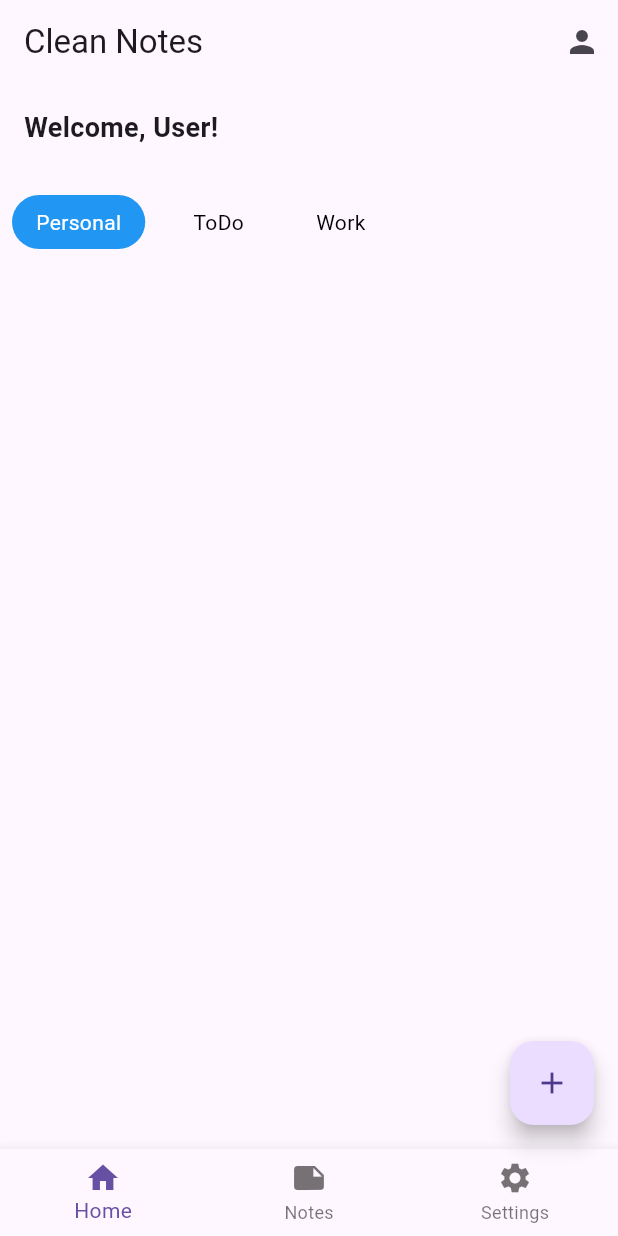
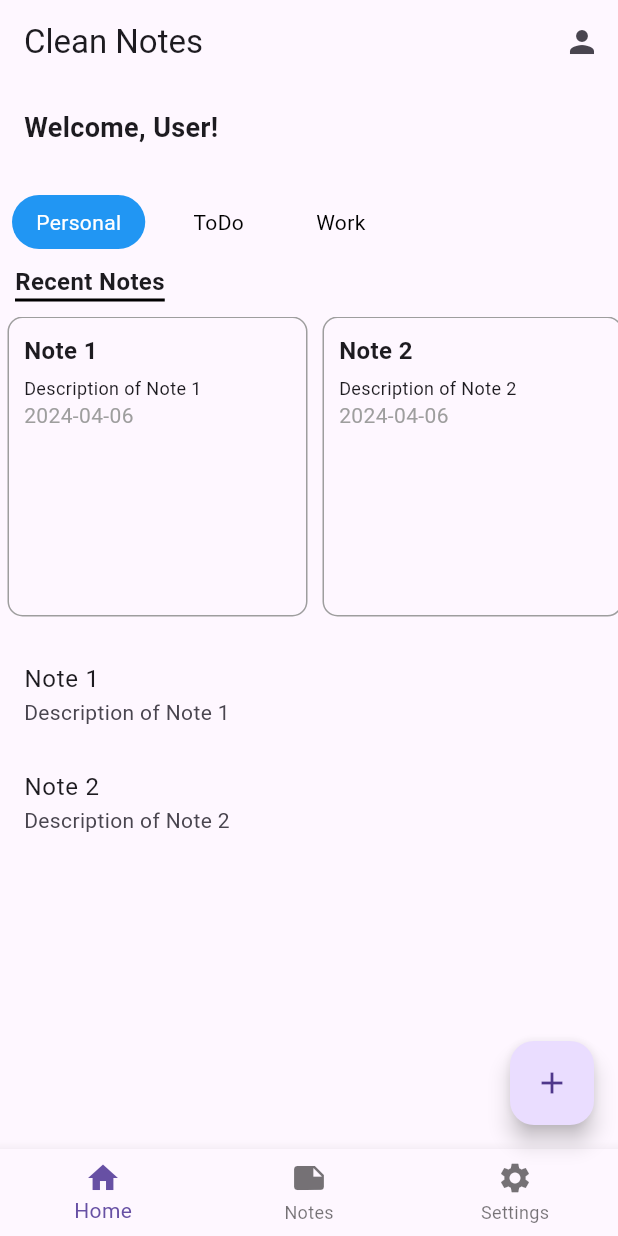
Before and after one commit to psudeep/notes_flutter_app, a Flutter app: the screen it shows after launch, on a phone screen of 412 x 824 dp. Run offline on Flutter 3.47's test engine with Material 3 defaults, Android fonts, the phone set to English and light mode, and no system bars; our stand-ins replace cloud_firestore, moor_flutter, sqflite; accounts and stored records are empty.

Commit message:
adding horizontal list view

```diff
--- a/lib/presentation/screens/home_screen.dart
+++ b/lib/presentation/screens/home_screen.dart
@@ -1,4 +1,5 @@
 import 'package:flutter/material.dart';
+import 'package:intl/intl.dart';
 import 'package:notes_lelo/data/models/note.dart';
 import 'package:notes_lelo/presentation/screens/login_screen.dart';
 import '../../data/models/note_model.dart';
@@ -13,21 +14,61 @@ class HomeScreen extends StatefulWidget {
 
 class _HomeScreenState extends State<HomeScreen> {
   int _selectedTabIndex = 0;
-  List<Note> notes = [];
+  // List<Note> notes = [];
+  List<Note> notes = [
+    Note(
+      // id: 1,
+      title: 'Note 1',
+      description: 'Description of Note 1',
+      createdAt: DateTime.now(),
+    ),
+    Note(
+      // id: 2,
+      title: 'Note 2',
+      description: 'Description of Note 2',
+      createdAt: DateTime.now(),
+    ),
+    // Add more dummy notes as needed
+  ];
 
   @override
   void initState() {
+    print('Home Screen Initialized');
     super.initState();
-    _fetchNotes();
+    // _fetchNotes(); // Comment this line
+    print('Notes: $notes');
+    _initializeDummyNotes(); // Add this line
+  }
+
+  void _initializeDummyNotes() {
+    notes = [
+      Note(
+        title: 'Note 1',
+        description: 'Description of Note 1',
+        createdAt: DateTime.now(),
+      ),
+      Note(
+        title: 'Note 2',
+        description: 'Description of Note 2',
+        createdAt: DateTime.now(),
+      ),
+      // Add more dummy notes as needed
+    ];
+    print(
+        'Notes length: ${notes.length}'); // Print the length of the notes list
+    print('Notes contents: $notes'); // Print the contents of the notes list
   }
 
   Future<void> _fetchNotes() async {
-    notes = await NoteDatabase.getAllNotesV2();
+    // notes = await NoteDatabase.getAllNotesV2();
     setState(() {});
   }
 
   @override
   Widget build(BuildContext context) {
+    // initState();
+    print('Notes: $notes');
+    print('Notes Length: ${notes.length}');
     return Scaffold(
       appBar: AppBar(
         title: Text(Constants.homeScreenName),
@@ -114,7 +155,10 @@ class _HomeScreenState extends State<HomeScreen> {
   Widget _buildCategoriesFilter() {
     return Container(
       padding: EdgeInsets.symmetric(vertical: 16),
-      child: SingleChildScrollView(
+      child: Column(
+        crossAxisAlignment: CrossAxisAlignment.start,
+        children: [
+          SingleChildScrollView(
             scrollDirection: Axis.horizontal,
             child: Row(
               children: [
@@ -124,6 +168,82 @@ class _HomeScreenState extends State<HomeScreen> {
                 // Add more category tabs as needed
               ],
             ),
+          ),
+          SizedBox(height: 10),
+          Container(
+            margin: EdgeInsets.only(left: 10), // Add left margin
+            decoration: BoxDecoration(
+              border: Border(
+                bottom:
+                    BorderSide(width: 2, color: Colors.black), // Add underline
+              ),
+            ),
+            child: Text(
+              'Recent Notes',
+              style: TextStyle(fontSize: 16, fontWeight: FontWeight.bold),
+            ),
+          ),
+          SizedBox(height: 10),
+          SizedBox(
+            height: 200, // Adjust the height as needed
+            child: ListView.builder(
+              scrollDirection: Axis.horizontal,
+              itemCount: notes.length,
+              itemBuilder: (context, index) {
+                final note = notes[index];
+                return GestureDetector(
+                  onTap: () {
+                    Navigator.push(
+                      context,
+                      MaterialPageRoute(
+                        builder: (context) => NoteDetailScreen(
+                          categoryName: note.title,
+                        ),
+                      ),
+                    );
+                  },
+                  child: Container(
+                    width: 200, // Adjust the width as needed
+                    margin: EdgeInsets.symmetric(horizontal: 5),
+                    padding: EdgeInsets.all(10),
+                    decoration: BoxDecoration(
+                      border: Border.all(color: Colors.grey),
+                      borderRadius: BorderRadius.circular(10),
+                    ),
+                    child: Column(
+                      crossAxisAlignment: CrossAxisAlignment.start,
+                      children: [
+                        Text(
+                          note.title.length > 30
+                              ? '${note.title.substring(0, 30)}...'
+                              : note.title,
+                          style: TextStyle(
+                            fontSize: 16,
+                            fontWeight: FontWeight.bold,
+                          ),
+                        ),
+                        SizedBox(height: 5),
+                        Text(
+                          note.description.length > 30
+                              ? '${note.description.substring(0, 30)}...'
+                              : note.description,
+                          style: TextStyle(
+                            fontSize: 12,
+                            // fontWeight: FontWeight.bold,
+                          ),
+                        ),
+                        Text(
+                          DateFormat('yyyy-MM-dd').format(note.createdAt),
+                          style: TextStyle(color: Colors.grey),
+                        ),
+                      ],
+                    ),
+                  ),
+                );
+              },
+            ),
+          ),
+        ],
       ),
     );
   }
@@ -255,8 +375,6 @@ class _NewNoteScreenState extends State<NewNoteScreen> {
     String description = _descriptionController.text;
 
     // Do something with title and description, such as saving to database
-    print('Title: $title');
-    print('Description: $description');
 
     Note note = Note(
       title: title,
--- a/pubspec.yaml
+++ b/pubspec.yaml
@@ -38,6 +38,7 @@ dependencies:
   cloud_firestore: ^4.14.0
   moor_flutter: ^4.1.0
   path_provider: ^2.1.2
+  intl: ^0.19.0
 
 dev_dependencies:
   flutter_test:
```
Also changed, not shown: pubspec.lock. Lines whose indentation alone changed are shown as unchanged.
